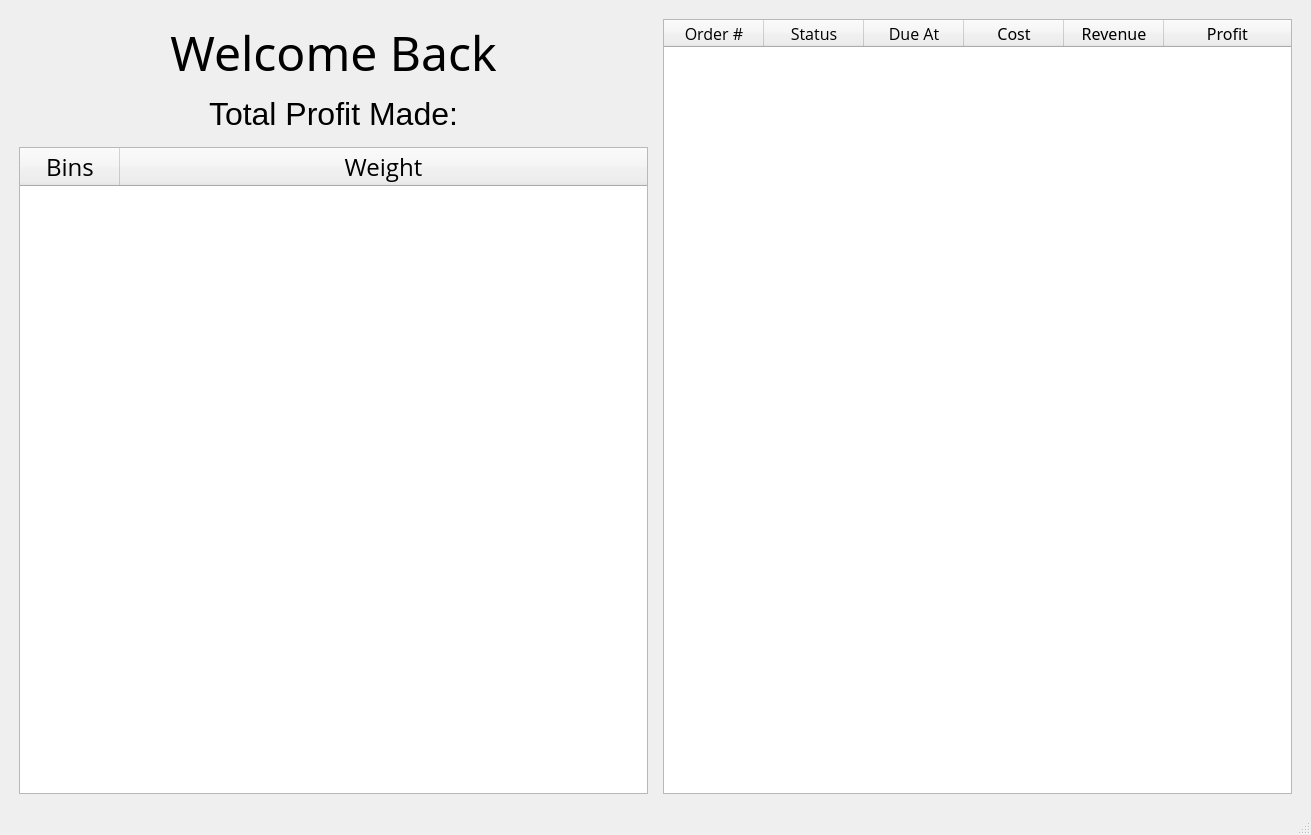
This is cli_challenge/frontend/frontend.ui in JFielding7/CLI-Inventory-Managment-System as Qt 5 draws it before an edit. The edited form follows.
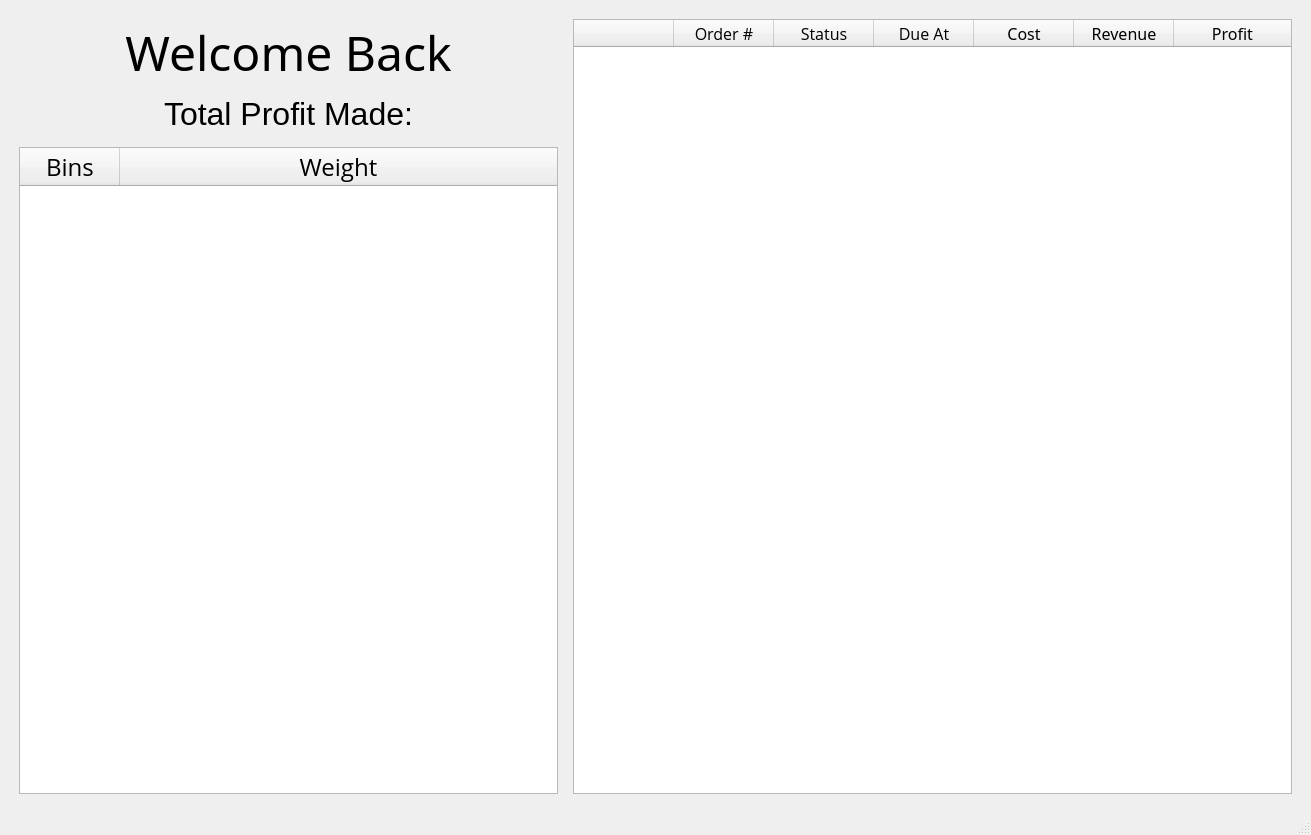
This is the edited form.

Commit message: Fix ui, add empty column for advance buttons

Diff of the .ui file:
```diff
--- a/cli_challenge/frontend/frontend.ui
+++ b/cli_challenge/frontend/frontend.ui
@@ -16,7 +16,7 @@
   <widget class="QWidget" name="centralwidget">
    <layout class="QGridLayout" name="gridLayout">
     <item row="0" column="1">
-     <layout class="QHBoxLayout" name="horizontalLayout" stretch="1,1">
+     <layout class="QHBoxLayout" name="horizontalLayout" stretch="3,4">
       <property name="spacing">
        <number>15</number>
       </property>
@@ -173,6 +173,11 @@
             <attribute name="verticalHeaderCascadingSectionResizes">
              <bool>false</bool>
             </attribute>
+            <column>
+             <property name="text">
+              <string/>
+             </property>
+            </column>
             <column>
              <property name="text">
               <string>Order #</string>
```
